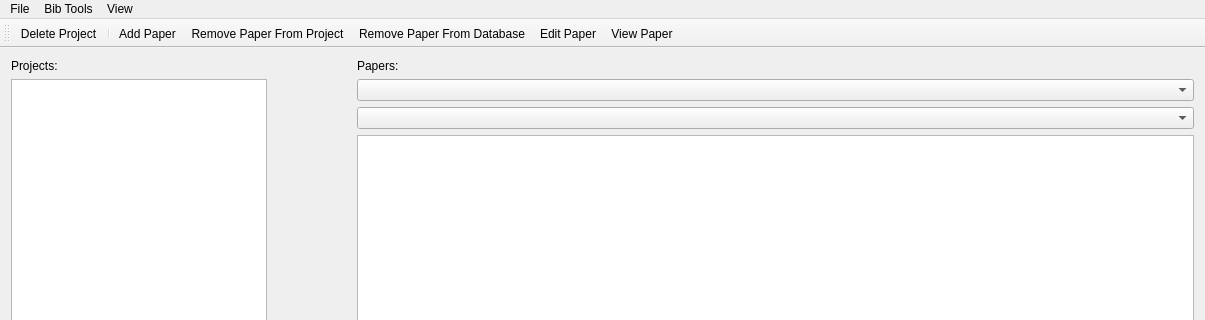
Qt form mainwindow.ui (chemicalcraig/qpaper) before a commit; both pictures show x 0 to 1205 and y 0 to 320 of the 1205 by 666 pixel window.
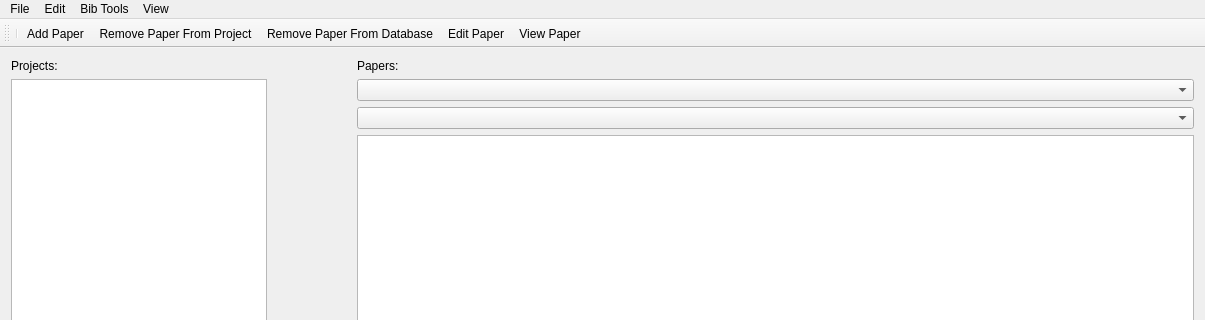
The same form after that commit.

Diff of the .ui file:
```diff
--- a/mainwindow.ui
+++ b/mainwindow.ui
@@ -151,7 +151,7 @@
      <x>0</x>
      <y>0</y>
      <width>1205</width>
-     <height>23</height>
+     <height>25</height>
     </rect>
    </property>
    <widget class="QMenu" name="menuFile">
@@ -188,7 +188,14 @@
     <addaction name="actionPaper"/>
     <addaction name="actionBibTeX_entry"/>
    </widget>
+   <widget class="QMenu" name="menuEdit">
+    <property name="title">
+     <string>Edit</string>
+    </property>
+    <addaction name="actionEdit_Paper_2"/>
+   </widget>
    <addaction name="menuFile"/>
+   <addaction name="menuEdit"/>
    <addaction name="menuBib_Tools"/>
    <addaction name="menuView"/>
   </widget>
@@ -199,7 +206,6 @@
    <attribute name="toolBarBreak">
     <bool>false</bool>
    </attribute>
-   <addaction name="actionDelete_Project"/>
    <addaction name="separator"/>
    <addaction name="actionAdd_Paper"/>
    <addaction name="actionRemove_Paper_From_Project"/>
```
Left out of the diff: 44 changed lines with no effect on the pictures.
